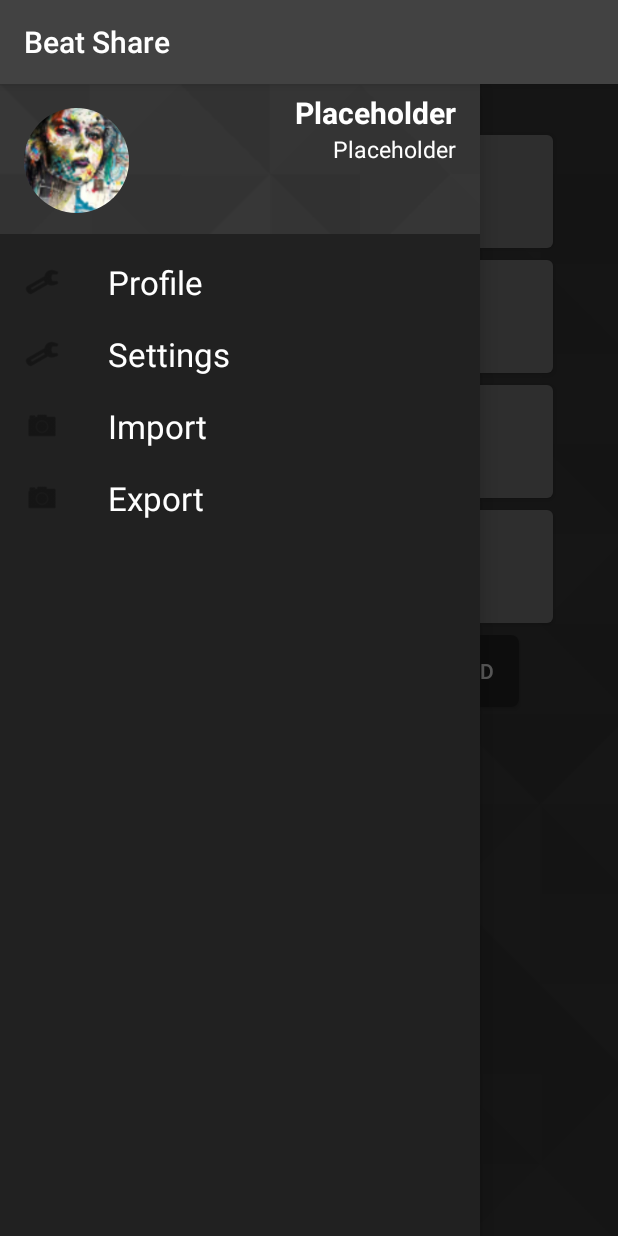
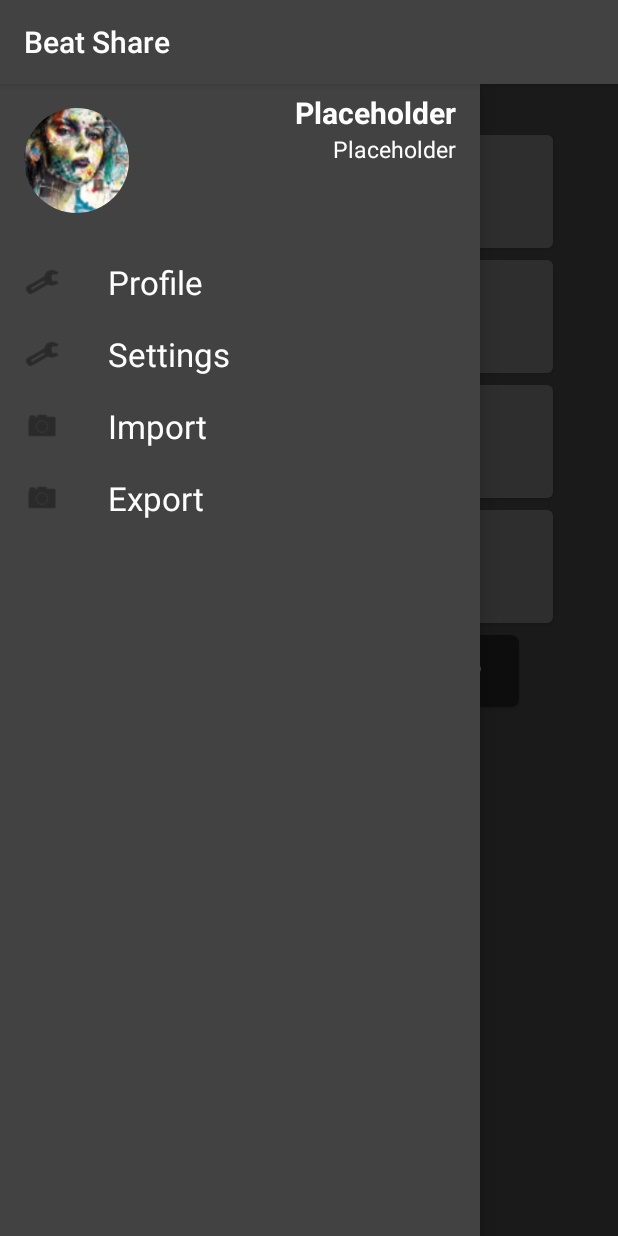
Before and after one commit to Oyzuu/Beat_Share, an Android app: the SequencerActivity screen opened directly, with no data from a screen before it, in the side drawer, after a tap on "Settings", on a phone screen of 412 x 824 dp. Run offline under Robolectric (Android 15) with nearby library versions, the phone set to English and light mode, and no system bars; our stand-ins replace CircleImageView; pictures from the network do not load; 2 statements that could not run were skipped.

Commit message:
Already more than a Simon !

```diff
--- a/app/src/main/AndroidManifest.xml
+++ b/app/src/main/AndroidManifest.xml
@@ -12,6 +12,7 @@
         android:label="@string/app_name"
         android:supportsRtl="true"
         android:theme="@style/AppTheme">
+
         <activity android:name=".controller.activities.MainActivity">
             <intent-filter>
                 <action android:name="android.intent.action.MAIN"/>
--- a/app/src/main/java/be/omnuzel/beatshare/controller/activities/SequencerActivity.java
+++ b/app/src/main/java/be/omnuzel/beatshare/controller/activities/SequencerActivity.java
@@ -1,6 +1,8 @@
 package be.omnuzel.beatshare.controller.activities;
 
+import android.content.Intent;
 import android.media.SoundPool;
+import android.support.design.widget.Snackbar;
 import android.support.v4.widget.DrawerLayout;
 import android.support.v7.app.AppCompatActivity;
 import android.os.Bundle;
@@ -10,7 +12,10 @@ import android.view.View;
 import android.widget.Button;
 import android.widget.TextView;
 
+import java.util.Timer;
+
 import be.omnuzel.beatshare.R;
+import be.omnuzel.beatshare.controller.Threads.PlaybackThread;
 import be.omnuzel.beatshare.controller.utils.SoundBank;
 import be.omnuzel.beatshare.model.User;
 
@@ -18,10 +23,17 @@ import be.omnuzel.beatshare.model.User;
 // TODO will probably need its own fragment
 // TODO animate button activation --- IF TIME FOR IT
 
-public class SequencerActivity extends AppCompatActivity {
+public class SequencerActivity extends AppCompatActivity implements SoundBank.ISoundBank{
 
-    private SoundBank soundBank;
-    private User user;
+    private SoundBank     soundBank;
+    private User          user;
+    private boolean       isPlaying,
+                          isRecording,
+                          recordingHasStarted;
+    private StringBuilder soundBuffer;
+    private long          startingTime,
+                          elapsedTime,
+                          endingTime;
 
     @Override
     protected void onCreate(Bundle savedInstanceState) {
@@ -30,6 +42,10 @@ public class SequencerActivity extends AppCompatActivity {
 
         Bundle extras = getIntent().getExtras();
 
+        isPlaying           = false;
+        isRecording         = false;
+        recordingHasStarted = false;
+
         if (extras != null) {
             user = (User) extras.get("user");
             Log.i("SEQUENCER", "Started for user : " + user.getUserName() + " - " + user.getEmail());
@@ -37,7 +53,7 @@ public class SequencerActivity extends AppCompatActivity {
 
         DrawerLayout drawerLayout = (DrawerLayout) findViewById(R.id.sequencer_rootview);
 
-        if (drawerLayout != null)
+        if (drawerLayout != null) {
             drawerLayout.addDrawerListener(new DrawerLayout.DrawerListener() {
                 @Override
                 public void onDrawerSlide(View drawerView, float slideOffset) {
@@ -65,6 +81,7 @@ public class SequencerActivity extends AppCompatActivity {
 
                 }
             });
+        }
 
         // Init all the buttons with a setActionTouch
         for (int i = 1; i <= 16; i++) {
@@ -146,4 +163,82 @@ public class SequencerActivity extends AppCompatActivity {
             }
         });
     }
+
+    public void play(View view) {
+        Button playButton = (Button) findViewById(R.id.seq_play_button);
+
+//        Intent intent = new Intent(this, Debug.class);
+//        intent.putExtra("debugInfo", soundBuffer.toString());
+//        startActivity(intent);
+
+        if (!isPlaying) {
+            isPlaying = true;
+            if (playButton != null)
+                playButton.setText(getString(R.string.pause));
+
+            PlaybackThread playbackThread =
+                    new PlaybackThread(soundBuffer.toString(), soundBank.getSoundPool());
+            new Thread(playbackThread).start();
         }
+        else {
+            isPlaying = false;
+            if (playButton != null)
+                playButton.setText(getString(R.string.play));
+        }
+    }
+
+    public void stop(View view) {
+
+    }
+
+    public void record(View view) {
+        Button recordButton = (Button) findViewById(R.id.seq_record_button);
+
+        if (!isRecording) {
+            isRecording = true;
+            if (recordButton != null)
+                recordButton.setText(getString(R.string.stop));
+        }
+        else {
+            isRecording         = false;
+            recordingHasStarted = false;
+            if (recordButton != null)
+                recordButton.setText(getString(R.string.record));
+        }
+    }
+
+    @Override
+    public boolean isPlaying() {
+        return isPlaying;
+    }
+
+    @Override
+    public boolean isRecording() {
+        return isRecording;
+    }
+
+    @Override
+    public boolean hasRecordingStarted() {
+        return recordingHasStarted;
+    }
+
+    @Override
+    public void startRecording() {
+        recordingHasStarted = true;
+        soundBuffer         = new StringBuilder();
+        startingTime        = System.currentTimeMillis();
+    }
+
+    @Override
+    public void writeSound(int soundId) {
+        elapsedTime = System.currentTimeMillis() - startingTime;
+
+        String stamp = String.format(
+                "%s-%s,", elapsedTime, soundId
+        );
+
+        Log.i("SOUND_STAMP", stamp);
+
+        soundBuffer.append(stamp);
+    }
+}
--- a/app/src/main/java/be/omnuzel/beatshare/controller/utils/SoundBank.java
+++ b/app/src/main/java/be/omnuzel/beatshare/controller/utils/SoundBank.java
@@ -15,6 +15,15 @@ import java.util.LinkedList;
  */
 public class SoundBank {
 
+    public interface ISoundBank {
+        boolean isPlaying();
+        boolean isRecording();
+        boolean hasRecordingStarted();
+        void    startRecording();
+
+        void writeSound(int soundId);
+    }
+
     public static SoundBank instance;
     public static SoundBank getInstance(Context context) {
         if (instance == null)
@@ -22,15 +31,17 @@ public class SoundBank {
         return instance;
     }
 
-    private SoundPool soundPool;
-    private Context   context;
-    private boolean   isLoaded;
-    private int       maxSoundId;
+    private SoundPool  soundPool;
+    private Context    context;
+    private ISoundBank callback;
+    private boolean    isLoaded;
+    private int        maxSoundId;
 
     private HashMap<Integer, Integer> pads = new HashMap<>();
 
     public SoundBank(Context context) {
-        this.context = context;
+        this.context  = context;
+        this.callback = (ISoundBank) context;
 
         if (Build.VERSION.SDK_INT < Build.VERSION_CODES.LOLLIPOP) {
             soundPool = new SoundPool(6, AudioManager.STREAM_MUSIC, 0);
@@ -66,8 +77,16 @@ public class SoundBank {
      * @param buttonId Identifier of pushed button
      */
     public void play(int buttonId) {
-        if (pads.get(buttonId) != null)
-            soundPool.play(pads.get(buttonId), 1, 1, 1, 0, 1);
+        if (pads.get(buttonId) != null) {
+            int soundId = pads.get(buttonId);
+            soundPool.play(soundId, 1, 1, 1, 0, 1);
+
+            if (callback.isRecording()) {
+                if (!callback.hasRecordingStarted())
+                    callback.startRecording();
+                callback.writeSound(soundId);
+            }
+        }
     }
 
     public SoundPool getSoundPool() {
--- a/app/src/main/res/layout/activity_main.xml
+++ b/app/src/main/res/layout/activity_main.xml
@@ -9,7 +9,6 @@
     android:paddingLeft="@dimen/activity_horizontal_margin"
     android:paddingRight="@dimen/activity_horizontal_margin"
     android:paddingTop="@dimen/activity_vertical_margin"
-    tools:context=".controller.activities.MainActivity"
-    android:background="@drawable/appbg">
+    tools:context=".controller.activities.MainActivity">
 
 </RelativeLayout>
--- a/app/src/main/res/layout/activity_sequencer.xml
+++ b/app/src/main/res/layout/activity_sequencer.xml
@@ -11,7 +11,6 @@
     android:id="@+id/sequencer_rootview"
     android:orientation="vertical"
     tools:context=".controller.activities.SequencerActivity"
-    android:background="@drawable/appbg"
     tools:openDrawer="true">
 
     <LinearLayout
@@ -152,21 +151,26 @@
             <Button
                 android:layout_width="wrap_content"
                 android:layout_height="wrap_content"
+                android:id="@+id/seq_play_button"
                 android:text="@string/play"
                 android:layout_margin="4dp"
-                android:background="@drawable/plain_button"/>
+                android:background="@drawable/plain_button"
+                android:onClick="play"/>
             <Button
                 android:layout_width="wrap_content"
                 android:layout_height="wrap_content"
                 android:text="@string/stop"
                 android:layout_margin="4dp"
-                android:background="@drawable/plain_button"/>
+                android:background="@drawable/plain_button"
+                android:onClick="stop"/>
             <Button
                 android:layout_width="wrap_content"
                 android:layout_height="wrap_content"
-                android:text="@string/rec"
+                android:id="@+id/seq_record_button"
+                android:text="@string/record"
                 android:layout_margin="4dp"
-                android:background="@drawable/plain_button"/>
+                android:background="@drawable/plain_button"
+                android:onClick="record"/>
         </LinearLayout>
     </LinearLayout>
 
--- a/app/src/main/res/layout/drawer_header.xml
+++ b/app/src/main/res/layout/drawer_header.xml
@@ -1,11 +1,13 @@
 <?xml version="1.0" encoding="utf-8"?>
+
+<!-- TODO don't forget to re-add the custom background -->
+
 <LinearLayout xmlns:android="http://schemas.android.com/apk/res/android"
     android:layout_width="match_parent"
     android:layout_height="100dp"
     xmlns:app="http://schemas.android.com/apk/res-auto"
     android:layout_alignParentStart="true"
-    android:layout_alignParentBottom="true"
-    android:background="@drawable/appbg">
+    android:layout_alignParentBottom="true">
 
     <de.hdodenhof.circleimageview.CircleImageView
         android:layout_width="70dp"
@@ -14,8 +16,8 @@
         android:src="@drawable/portrait_small"
         android:background="@android:color/transparent"
         app:border_color="@color/white"/>
+
     <LinearLayout
-
         android:layout_width="match_parent"
         android:layout_height="match_parent"
         android:orientation="vertical"
--- a/app/src/main/res/layout/frag_login.xml
+++ b/app/src/main/res/layout/frag_login.xml
@@ -80,6 +80,10 @@
             android:text="get loc"
             android:textColor="@color/black"
             android:onClick="localizeMe"/>
+        <Button
+            android:layout_width="wrap_content"
+            android:layout_height="wrap_content"
+            android:onClick="toSeq"/>
 
     </LinearLayout>
 
--- a/app/src/main/res/values/strings.xml
+++ b/app/src/main/res/values/strings.xml
@@ -14,10 +14,10 @@
     <string name="mail"            >Mail</string>
     <string name="confirm_mail"    >Confirm mail</string>
 
-    <string name="play" >play</string>
-    <string name="pause">pause</string>
-    <string name="stop" >stop</string>
-    <string name="rec"  >record</string>
+    <string name="play"   >play</string>
+    <string name="pause"  >pause</string>
+    <string name="stop"   >stop</string>
+    <string name="record" >record</string>
 
     <string name="input_error"               >Input error</string>
     <string name="user_input_error"          >You need to enter a name</string>
--- a/app/src/main/res/values/styles.xml
+++ b/app/src/main/res/values/styles.xml
@@ -7,7 +7,7 @@
         <item name="colorPrimaryDark">@color/colorPrimaryDark</item>
         <item name="colorAccent">@color/colorAccent</item>
         <item name="android:textColor">@color/off_white</item>
-        <!--<item name="android:background">@color/colorPrimary</item>-->
+        <item name="android:background">@color/colorPrimary</item>
     </style>
 
     <style name="AppTheme.NoActionBar">
```
Also changed, not shown: app/src/main/java/be/omnuzel/beatshare/controller/Threads/PlaybackThread.java (added, +52 -0 lines), app/src/main/java/be/omnuzel/beatshare/controller/activities/MainActivity.java (+6 -1 lines). Lines whose indentation alone changed are shown as unchanged.
